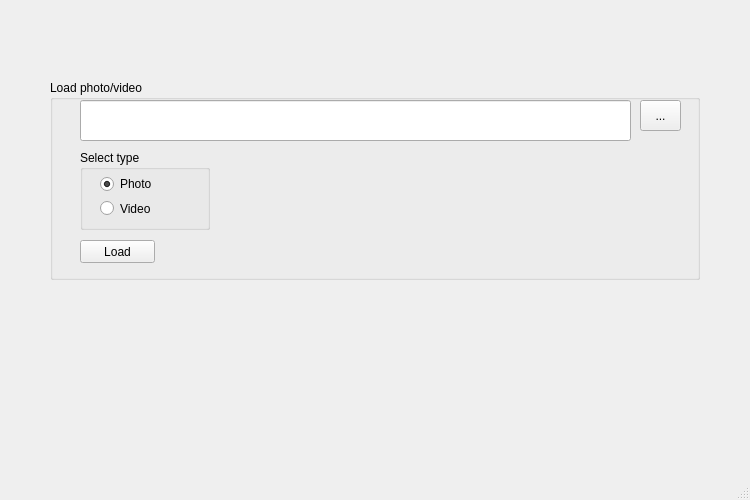
Old version of the form resources/ui/test2.ui in the repository stefandamian/proiect_iom.
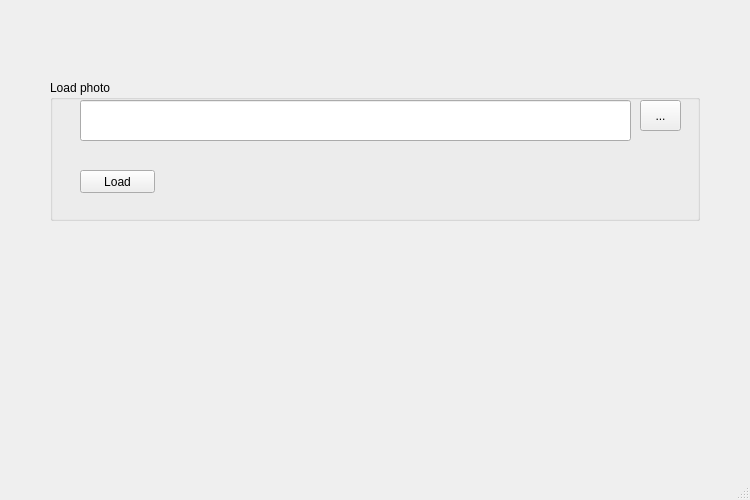
New version of the form.

Diff of the .ui file:
```diff
--- a/resources/ui/test2.ui
+++ b/resources/ui/test2.ui
@@ -26,17 +26,17 @@
       <x>50</x>
       <y>80</y>
       <width>650</width>
-      <height>200</height>
+      <height>141</height>
      </rect>
     </property>
     <property name="minimumSize">
      <size>
       <width>650</width>
-      <height>200</height>
+      <height>100</height>
      </size>
     </property>
     <property name="title">
-     <string>Load photo/video</string>
+     <string>Load photo</string>
     </property>
     <widget class="QLineEdit" name="lineEdit">
      <property name="geometry">
@@ -63,7 +63,7 @@
      <property name="geometry">
       <rect>
        <x>30</x>
-       <y>160</y>
+       <y>90</y>
        <width>75</width>
        <height>23</height>
       </rect>
@@ -72,54 +72,6 @@
       <string>Load</string>
      </property>
     </widget>
-    <widget class="QGroupBox" name="groupBox_2">
-     <property name="geometry">
-      <rect>
-       <x>30</x>
-       <y>70</y>
-       <width>130</width>
-       <height>80</height>
-      </rect>
-     </property>
-     <property name="minimumSize">
-      <size>
-       <width>130</width>
-       <height>80</height>
-      </size>
-     </property>
-     <property name="title">
-      <string>Select type</string>
-     </property>
-     <widget class="QRadioButton" name="radioButton">
-      <property name="geometry">
-       <rect>
-        <x>20</x>
-        <y>26</y>
-        <width>82</width>
-        <height>16</height>
-       </rect>
-      </property>
-      <property name="text">
-       <string>Photo</string>
-      </property>
-      <property name="checked">
-       <bool>true</bool>
-      </property>
-     </widget>
-     <widget class="QRadioButton" name="radioButton_2">
-      <property name="geometry">
-       <rect>
-        <x>20</x>
-        <y>50</y>
-        <width>82</width>
-        <height>17</height>
-       </rect>
-      </property>
-      <property name="text">
-       <string>Video</string>
-      </property>
-     </widget>
-    </widget>
     <widget class="QToolButton" name="toolButton">
      <property name="geometry">
       <rect>
```
Left out of the diff: 4 changed lines with no effect on the pictures.
